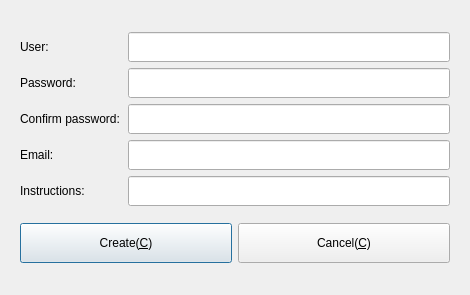
KangLin/RabbitIm, file Widgets/DlgRegister/DlgRegister.ui: the form before one commit.
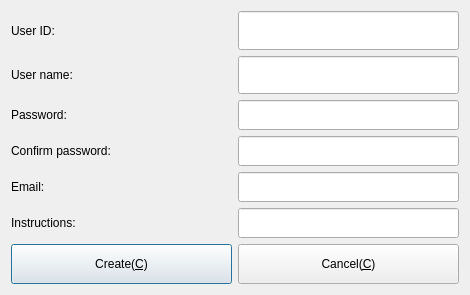
The form after the commit. Icons and pictures are not drawn.

Patch:
```diff
--- a/Widgets/DlgRegister/DlgRegister.ui
+++ b/Widgets/DlgRegister/DlgRegister.ui
@@ -29,34 +29,40 @@
    <iconset resource="../../Resource/Resource.qrc">
     <normaloff>:/icon/AppIcon</normaloff>:/icon/AppIcon</iconset>
   </property>
-  <layout class="QGridLayout" name="gridLayout_3">
-   <item row="0" column="0">
-    <widget class="QWidget" name="widget" native="true">
-     <property name="sizePolicy">
-      <sizepolicy hsizetype="Preferred" vsizetype="Fixed">
-       <horstretch>0</horstretch>
-       <verstretch>0</verstretch>
-      </sizepolicy>
-     </property>
-     <property name="minimumSize">
-      <size>
-       <width>0</width>
-       <height>271</height>
-      </size>
-     </property>
-     <property name="maximumSize">
-      <size>
-       <width>16777215</width>
-       <height>271</height>
-      </size>
-     </property>
-     <layout class="QGridLayout" name="gridLayout_2">
-      <item row="0" column="0">
        <layout class="QGridLayout" name="gridLayout">
         <item row="0" column="0">
+    <layout class="QHBoxLayout" name="horizontalLayout">
+     <item>
+      <widget class="QLabel" name="label_6">
+       <property name="minimumSize">
+        <size>
+         <width>102</width>
+         <height>0</height>
+        </size>
+       </property>
+       <property name="text">
+        <string>User ID:</string>
+       </property>
+      </widget>
+     </item>
+     <item>
+      <widget class="QLineEdit" name="txtId">
+       <property name="sizePolicy">
+        <sizepolicy hsizetype="Preferred" vsizetype="Preferred">
+         <horstretch>0</horstretch>
+         <verstretch>0</verstretch>
+        </sizepolicy>
+       </property>
+      </widget>
+     </item>
+    </layout>
+   </item>
+   <item row="1" column="0">
+    <layout class="QHBoxLayout" name="horizontalLayout_2">
+     <item>
          <widget class="QLabel" name="label">
           <property name="sizePolicy">
-           <sizepolicy hsizetype="Fixed" vsizetype="Fixed">
+        <sizepolicy hsizetype="Preferred" vsizetype="Preferred">
             <horstretch>0</horstretch>
             <verstretch>0</verstretch>
            </sizepolicy>
@@ -64,18 +70,18 @@
           <property name="minimumSize">
            <size>
             <width>102</width>
-            <height>30</height>
+         <height>0</height>
            </size>
           </property>
           <property name="text">
-           <string>User:</string>
+        <string>User name:</string>
           </property>
          </widget>
         </item>
-        <item row="0" column="1">
+     <item>
          <widget class="QLineEdit" name="txtUser">
           <property name="sizePolicy">
-           <sizepolicy hsizetype="Expanding" vsizetype="Fixed">
+        <sizepolicy hsizetype="Preferred" vsizetype="Preferred">
             <horstretch>0</horstretch>
             <verstretch>0</verstretch>
            </sizepolicy>
@@ -83,21 +89,25 @@
           <property name="minimumSize">
            <size>
             <width>0</width>
-            <height>30</height>
+         <height>0</height>
            </size>
           </property>
           <property name="maximumSize">
            <size>
             <width>16777215</width>
-            <height>30</height>
+         <height>16777215</height>
            </size>
           </property>
          </widget>
         </item>
-        <item row="1" column="0">
+    </layout>
+   </item>
+   <item row="2" column="0">
+    <layout class="QHBoxLayout" name="horizontalLayout_3">
+     <item>
          <widget class="QLabel" name="label_2">
           <property name="sizePolicy">
-           <sizepolicy hsizetype="Fixed" vsizetype="Fixed">
+        <sizepolicy hsizetype="Preferred" vsizetype="Preferred">
             <horstretch>0</horstretch>
             <verstretch>0</verstretch>
            </sizepolicy>
@@ -105,7 +115,7 @@
           <property name="minimumSize">
            <size>
             <width>102</width>
-            <height>30</height>
+         <height>0</height>
            </size>
           </property>
           <property name="text">
@@ -113,12 +123,18 @@
           </property>
          </widget>
         </item>
-        <item row="1" column="1">
+     <item>
          <widget class="QLineEdit" name="txtPassword">
+       <property name="sizePolicy">
+        <sizepolicy hsizetype="Preferred" vsizetype="Preferred">
+         <horstretch>0</horstretch>
+         <verstretch>0</verstretch>
+        </sizepolicy>
+       </property>
           <property name="minimumSize">
            <size>
             <width>0</width>
-            <height>30</height>
+         <height>0</height>
            </size>
           </property>
           <property name="maximumSize">
@@ -129,10 +145,14 @@
           </property>
          </widget>
         </item>
-        <item row="2" column="0">
+    </layout>
+   </item>
+   <item row="3" column="0">
+    <layout class="QHBoxLayout" name="horizontalLayout_4">
+     <item>
          <widget class="QLabel" name="label_3">
           <property name="sizePolicy">
-           <sizepolicy hsizetype="Fixed" vsizetype="Fixed">
+        <sizepolicy hsizetype="Preferred" vsizetype="Preferred">
             <horstretch>0</horstretch>
             <verstretch>0</verstretch>
            </sizepolicy>
@@ -140,7 +160,7 @@
           <property name="minimumSize">
            <size>
             <width>102</width>
-            <height>30</height>
+         <height>0</height>
            </size>
           </property>
           <property name="text">
@@ -148,12 +168,18 @@
           </property>
          </widget>
         </item>
-        <item row="2" column="1">
+     <item>
          <widget class="QLineEdit" name="txtConfirmPassword">
+       <property name="sizePolicy">
+        <sizepolicy hsizetype="Preferred" vsizetype="Preferred">
+         <horstretch>0</horstretch>
+         <verstretch>0</verstretch>
+        </sizepolicy>
+       </property>
           <property name="minimumSize">
            <size>
             <width>0</width>
-            <height>30</height>
+         <height>0</height>
            </size>
           </property>
           <property name="maximumSize">
@@ -164,10 +190,14 @@
           </property>
          </widget>
         </item>
-        <item row="3" column="0">
+    </layout>
+   </item>
+   <item row="4" column="0">
+    <layout class="QHBoxLayout" name="horizontalLayout_5">
+     <item>
          <widget class="QLabel" name="label_4">
           <property name="sizePolicy">
-           <sizepolicy hsizetype="Fixed" vsizetype="Fixed">
+        <sizepolicy hsizetype="Preferred" vsizetype="Preferred">
             <horstretch>0</horstretch>
             <verstretch>0</verstretch>
            </sizepolicy>
@@ -175,7 +205,7 @@
           <property name="minimumSize">
            <size>
             <width>102</width>
-            <height>30</height>
+         <height>0</height>
            </size>
           </property>
           <property name="text">
@@ -183,12 +213,18 @@
           </property>
          </widget>
         </item>
-        <item row="3" column="1">
+     <item>
          <widget class="QLineEdit" name="txtemail">
+       <property name="sizePolicy">
+        <sizepolicy hsizetype="Preferred" vsizetype="Preferred">
+         <horstretch>0</horstretch>
+         <verstretch>0</verstretch>
+        </sizepolicy>
+       </property>
           <property name="minimumSize">
            <size>
             <width>0</width>
-            <height>30</height>
+         <height>0</height>
            </size>
           </property>
           <property name="maximumSize">
@@ -199,10 +235,14 @@
           </property>
          </widget>
         </item>
-        <item row="4" column="0">
+    </layout>
+   </item>
+   <item row="5" column="0">
+    <layout class="QHBoxLayout" name="horizontalLayout_6">
+     <item>
          <widget class="QLabel" name="label_5">
           <property name="sizePolicy">
-           <sizepolicy hsizetype="Fixed" vsizetype="Fixed">
+        <sizepolicy hsizetype="Preferred" vsizetype="Preferred">
             <horstretch>0</horstretch>
             <verstretch>0</verstretch>
            </sizepolicy>
@@ -210,7 +250,7 @@
           <property name="minimumSize">
            <size>
             <width>102</width>
-            <height>30</height>
+         <height>0</height>
            </size>
           </property>
           <property name="text">
@@ -218,12 +258,18 @@
           </property>
          </widget>
         </item>
-        <item row="4" column="1">
+     <item>
          <widget class="QLineEdit" name="txtInstructions">
+       <property name="sizePolicy">
+        <sizepolicy hsizetype="Preferred" vsizetype="Preferred">
+         <horstretch>0</horstretch>
+         <verstretch>0</verstretch>
+        </sizepolicy>
+       </property>
           <property name="minimumSize">
            <size>
             <width>0</width>
-            <height>30</height>
+         <height>0</height>
            </size>
           </property>
           <property name="maximumSize">
@@ -236,8 +282,8 @@
         </item>
        </layout>
       </item>
-      <item row="1" column="0">
-       <layout class="QHBoxLayout" name="horizontalLayout">
+   <item row="6" column="0">
+    <layout class="QHBoxLayout" name="horizontalLayout_7">
         <item>
          <widget class="QPushButton" name="pbCreate">
           <property name="sizePolicy">
@@ -309,9 +355,6 @@
          </widget>
         </item>
        </layout>
-      </item>
-     </layout>
-    </widget>
    </item>
   </layout>
  </widget>
```
Lines whose indentation alone changed are shown as unchanged.
